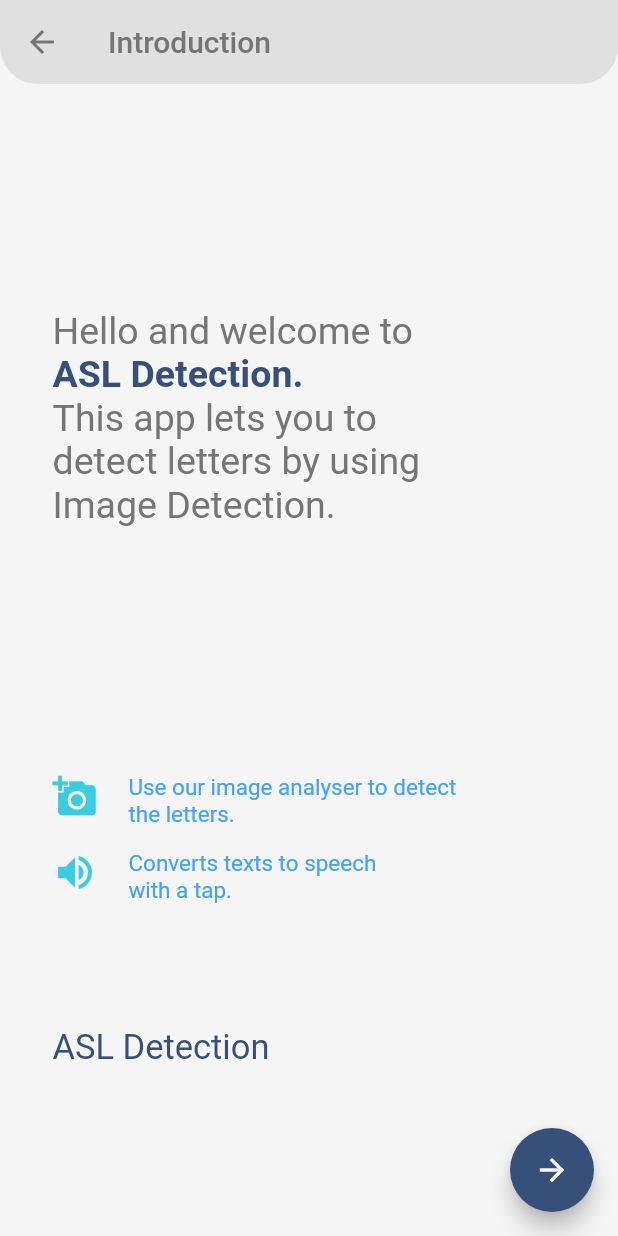
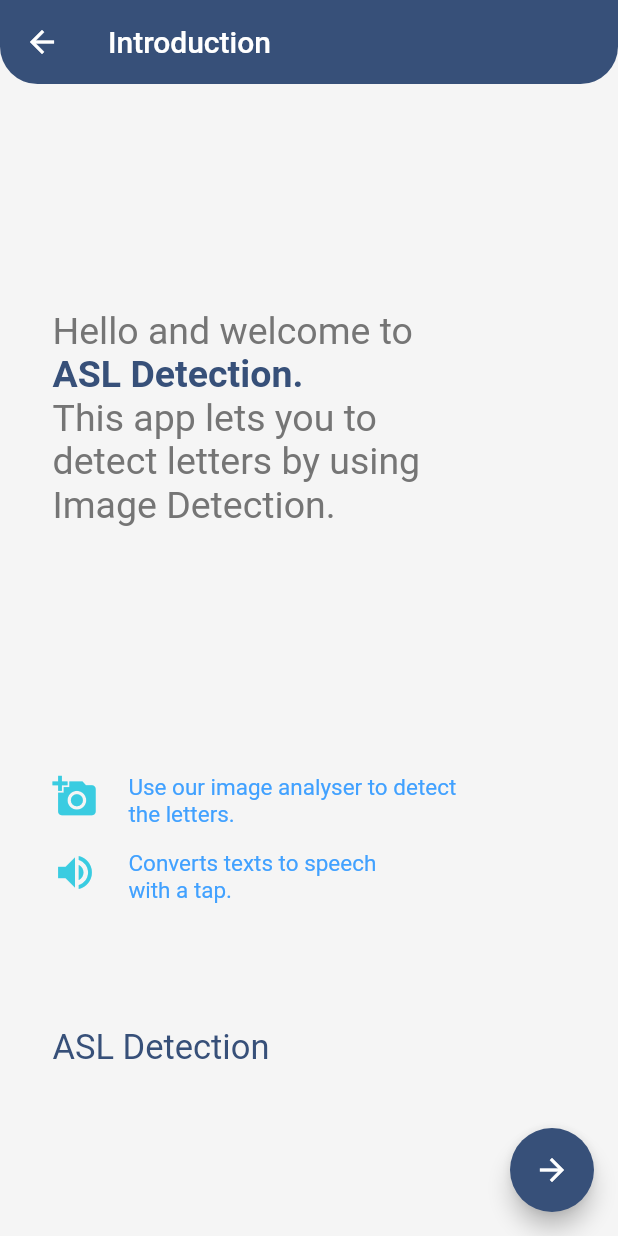
Before and after one commit to SilentCruzer/Lumos, a Flutter app: the screen it shows after launch, after a tap on an icon or button, on a phone screen of 412 x 824 dp. Run offline on Flutter 3.47's test engine with Material 2 defaults, Android fonts, the phone set to English and light mode, and no system bars; our stand-ins replace camera, flutter_icons, flutter_tts, fluttertoast, geolocator, hexcolor and 5 more; missing offline and left inert: animated_splash, colornames, shake, simple_ocr_plugin, telephony, tflite.

Commit message:
Minor Theme Changes

```diff
--- a/lib/main.dart
+++ b/lib/main.dart
@@ -141,9 +141,9 @@ class _MyHomePageState extends State<MyHomePage> {
   @override
   Widget build(BuildContext context) {
     return Scaffold(
-      backgroundColor: Colors.grey[100],
+      backgroundColor: Colors.grey[300],
       appBar: AppBar(
-        backgroundColor: Colors.grey[100],
+        backgroundColor: Colors.grey[300],
         elevation: 0,
         title: Text(
           'Select an option',
@@ -203,7 +203,7 @@ class _MyHomePageState extends State<MyHomePage> {
                         new CircleAvatar(
                         backgroundImage: new AssetImage('assets/images/blind_image.png'),
                         radius: 80.0,
-                          backgroundColor: Colors.grey[50],
+                          backgroundColor: Colors.grey[200],
                       )
                     ),
                   Padding(
@@ -254,7 +254,7 @@ class _MyHomePageState extends State<MyHomePage> {
                                   new CircleAvatar(
                                     backgroundImage: new AssetImage('assets/images/deaf_image.png'),
                                     radius: 80.0,
-                                    backgroundColor: Colors.grey[50],
+                                    backgroundColor: Colors.grey[200],
                                   )
                               ),
                               Padding(
@@ -305,7 +305,7 @@ class _MyHomePageState extends State<MyHomePage> {
                                   new CircleAvatar(
                                     backgroundImage: new AssetImage('assets/images/colour_blind_image.png'),
                                     radius: 80.0,
-                                    backgroundColor: Colors.grey[50],
+                                    backgroundColor: Colors.grey[200],
                                   )
                               ),
                               Padding(
--- a/lib/screens/deaf/screens/landing_screen.dart
+++ b/lib/screens/deaf/screens/landing_screen.dart
@@ -14,12 +14,12 @@ class _LandingPageState extends State<LandingPage> {
       appBar: AppBar(
         title: Text(
           'Introduction',
-          style: TextStyle(color: Colors.grey[600]),
+          style: TextStyle(color: Colors.white),
         ),
         flexibleSpace: Container(
           decoration: BoxDecoration(
               borderRadius: BorderRadius.only(bottomLeft: Radius.circular(25),bottomRight: Radius.circular(25)),
-              color: Colors.grey[300]
+              color: Color(0xff375079)
           ),
         ),
         backgroundColor: Colors.grey[100],
@@ -30,7 +30,7 @@ class _LandingPageState extends State<LandingPage> {
           },
           icon: Icon(
             Icons.arrow_back,
-            color: Colors.grey[600],
+            color: Colors.white,
           ),
         ),
       ),
```
Also changed, not shown: lib/screens/color_blind/color_blind_home.dart (+4 -4 lines).
